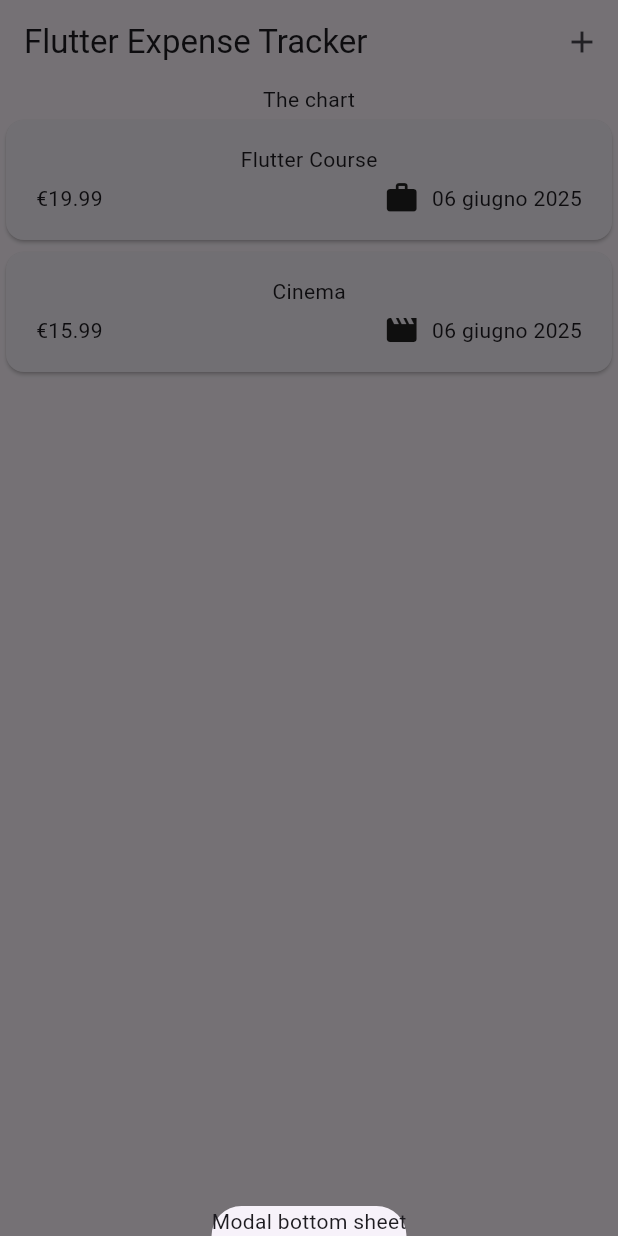
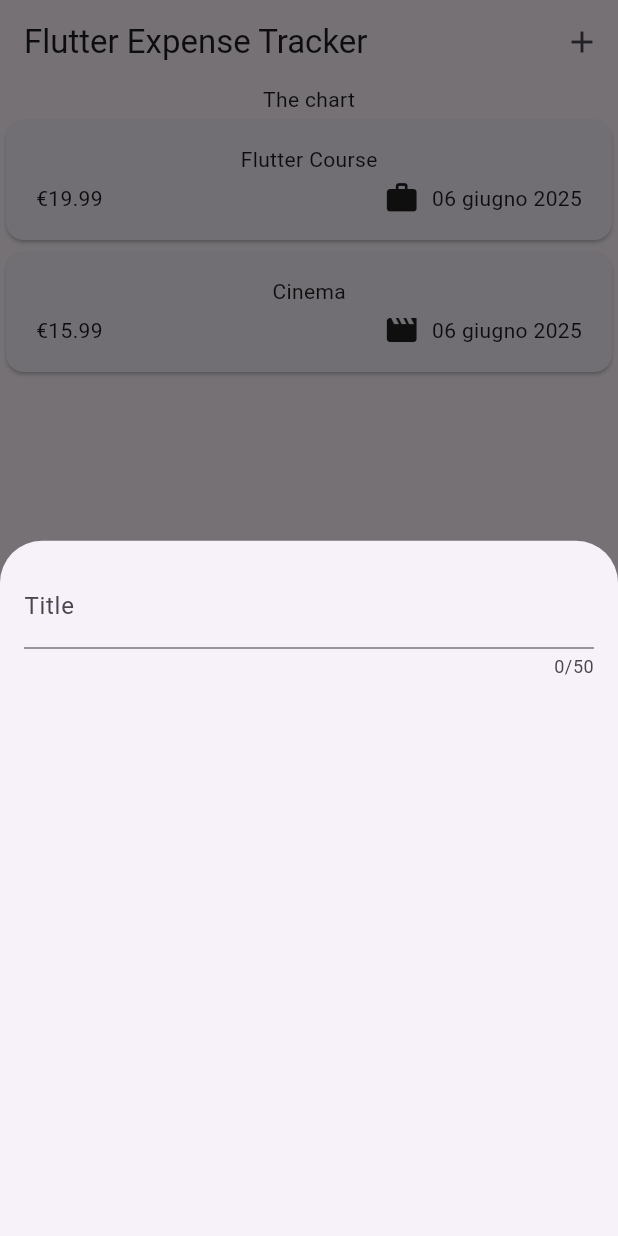
Before and after one commit to salvatoresalanitro/expense_tracker_app, a Flutter app: the screen it shows after launch, after a tap on the "add" icon, on a phone screen of 412 x 824 dp. Run offline on Flutter 3.47's test engine with Material 3 defaults, Android fonts, the phone set to English and light mode, and no system bars.

Commit message:
style nex_expense widget to be returned on add expense in base class

```diff
--- a/lib/widgets/expenses.dart
+++ b/lib/widgets/expenses.dart
@@ -1,6 +1,7 @@
 import 'package:expense_tracker_app/widgets/expenses_list/expenses_list.dart';
 import 'package:expense_tracker_app/models/category.dart';
 import 'package:expense_tracker_app/models/expense.dart';
+import 'package:expense_tracker_app/widgets/new_expense.dart';
 import 'package:flutter/material.dart';
 
 class Expenses extends StatefulWidget {
@@ -29,9 +30,7 @@ class _ExpensesState extends State<Expenses> {
   void _openAddExpenseOverlay() {
     showModalBottomSheet(
       context: context,
-      builder: (ctx) {
-        return Text('Modal bottom sheet');
-      },
+      builder: (ctx) => const NewExpense(),
     );
   }
 
--- a/lib/widgets/new_expense.dart
+++ b/lib/widgets/new_expense.dart
@@ -1,6 +1,6 @@
 import 'package:flutter/material.dart';
 
-class NewExpense extends StatefulWidget{
+class NewExpense extends StatefulWidget {
   const NewExpense({super.key});
 
   @override
@@ -12,6 +12,18 @@ class NewExpense extends StatefulWidget{
 class _NewExpenseState extends State<NewExpense> {
   @override
   Widget build(BuildContext context) {
-    return Text('By');
+    return Padding(
+      padding: const EdgeInsets.all(16),
+      child: Column(
+        children: const [
+          TextField(
+            maxLength: 50,
+            decoration: InputDecoration(
+              label: Text('Title'),
+            ),
+          )
+        ],
+      ),
+    );
   }
 }
```
